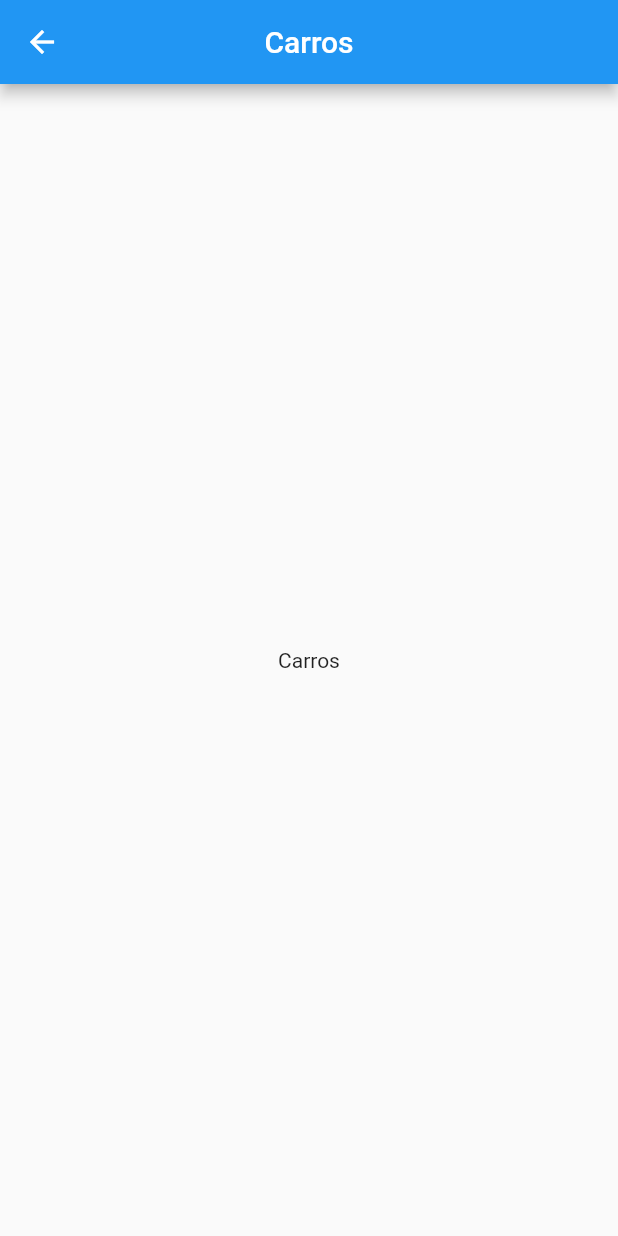
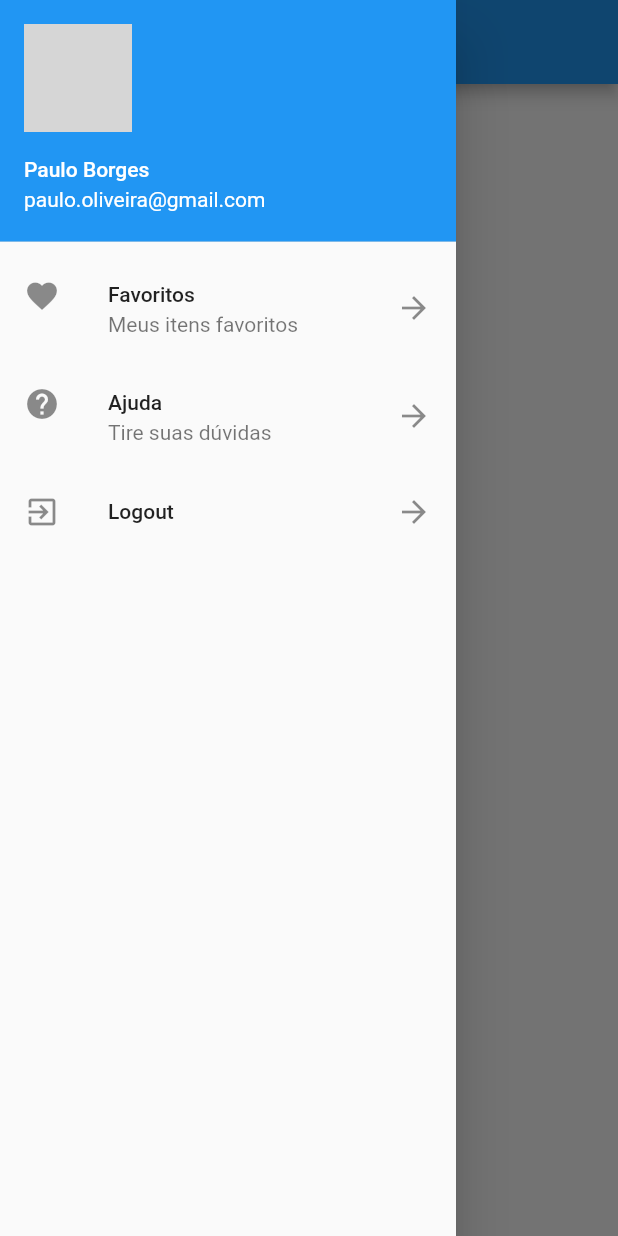
Before and after one commit to pauloboliveira/app-carros-flutter, a Flutter app: the HomePage screen opened directly, with the side drawer open (before the commit the screen has no drawer), on a phone screen of 412 x 824 dp. Run offline on Flutter 3.47's test engine with Material 2 defaults, Android fonts, the phone set to English and light mode, and no system bars; grey boxes are pictures that could not be loaded.

Commit message:
Tratament de erros; Drawer; pushReplacement

```diff
--- a/lib/pages/home_page.dart
+++ b/lib/pages/home_page.dart
@@ -1,3 +1,4 @@
+import 'package:app_carros/widgets/drawer.dart';
 import 'package:flutter/material.dart';
 
 class HomePage extends StatelessWidget {
@@ -9,6 +10,7 @@ class HomePage extends StatelessWidget {
         title: Text('Carros'),
       ),
       body: _body(),
+      drawer: DrawerList(),
     );
   }
 
--- /dev/null
+++ b/lib/widgets/drawer.dart
@@ -0,0 +1,53 @@
+import 'package:app_carros/pages/login_page.dart';
+import 'package:app_carros/util/push.dart';
+import 'package:flutter/material.dart';
+
+class DrawerList extends StatelessWidget {
+  @override
+  Widget build(BuildContext context) {
+    return SafeArea(
+      child: Drawer(
+        child: ListView(
+          children: <Widget>[
+            UserAccountsDrawerHeader(
+              accountName: Text('Paulo Borges'),
+              accountEmail: Text('paulo.oliveira@gmail.com'),
+              currentAccountPicture: CircleAvatar(
+                backgroundImage: AssetImage("assets/images/dog1.png"),
+              ),
+            ),
+            ListTile(
+              leading: Icon(Icons.favorite),
+              title: Text('Favoritos'),
+              subtitle: Text('Meus itens favoritos'),
+              trailing: Icon(Icons.arrow_forward),
+              onTap: () {
+                Navigator.pop(context);
+              },
+            ),
+            ListTile(
+              leading: Icon(Icons.help),
+              title: Text('Ajuda'),
+              subtitle: Text('Tire suas dúvidas'),
+              trailing: Icon(Icons.arrow_forward),
+              onTap: () {
+                Navigator.pop(context);
+              },
+            ),
+            ListTile(
+              leading: Icon(Icons.exit_to_app),
+              title: Text('Logout'),
+              trailing: Icon(Icons.arrow_forward),
+              onTap: () => _onClickLogout(context),
+            )
+          ],
+        ),
+      ),
+    );
+  }
+
+  _onClickLogout(context) {
+    Navigator.pop(context);
+    push(context, LoginPage(), replace: true);
+  }
+}
```
Also changed, not shown: lib/api/login_api.dart (+13 -4 lines), lib/pages/login_page.dart (+42 -6 lines), lib/util/alert.dart (added, +25 -0 lines), lib/util/api_response.dart (added, +15 -0 lines), lib/util/push.dart (+8 -1 lines), lib/widgets/app_button.dart (+3 -6 lines).
